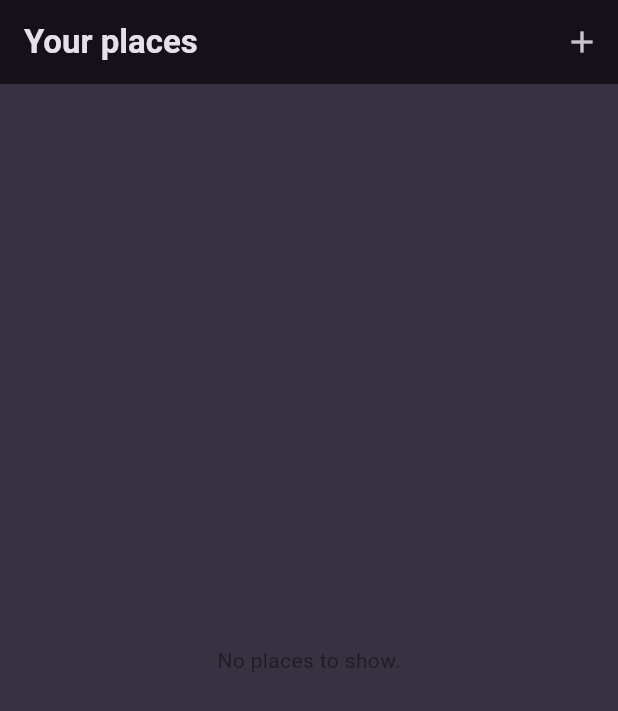
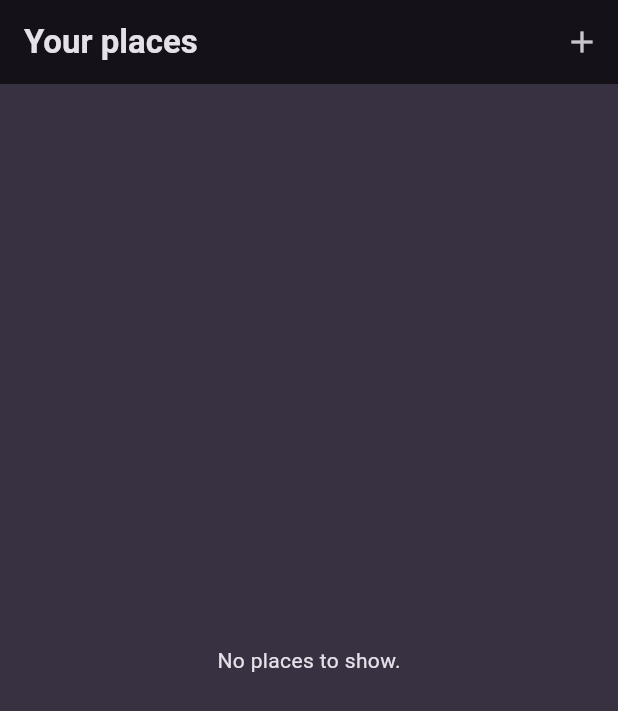
Before and after one commit to kondetisidhartha/flutter-projects, a Flutter app: the screen it shows after launch, on a phone screen of 412 x 824 dp. Shown: the top 711 px of the screen. Run offline on Flutter 3.47's test engine with Material 3 defaults, Android fonts, the phone set to English and light mode, and no system bars; our stand-ins replace flutter_riverpod, google_fonts, transparent_image.

Commit message:
challenge refactor

```diff
--- a/07.favourite_places/lib/models/place.dart
+++ b/07.favourite_places/lib/models/place.dart
@@ -1,5 +1,9 @@
+import 'package:uuid/uuid.dart';
+
+const uuid = Uuid();
+
 class Place {
-  const Place({required this.id, required this.name});
+  Place({required this.name}) : id = uuid.v4();
 
   final String id;
   final String name;
--- a/07.favourite_places/lib/providers/places_provider.dart
+++ b/07.favourite_places/lib/providers/places_provider.dart
@@ -10,7 +10,7 @@ class PlacesNotifier extends StateNotifier<List<Place>> {
   void updatePlaces(String place) {
     state = [
       ...state,
-      Place(id: uuid.v4(), name: place),
+      Place(name: place),
     ];
   }
 }
--- /dev/null
+++ b/07.favourite_places/lib/utils/custom_colors.dart
@@ -0,0 +1,15 @@
+import 'package:flutter/material.dart';
+
+TextStyle bodyMediumOnBackground(BuildContext context) {
+  return Theme.of(context)
+      .textTheme
+      .bodyMedium!
+      .copyWith(color: Theme.of(context).colorScheme.onBackground);
+}
+
+TextStyle titleMediumOnBackground(BuildContext context) {
+  return Theme.of(context)
+      .textTheme
+      .titleMedium!
+      .copyWith(color: Theme.of(context).colorScheme.onBackground);
+}
--- a/07.favourite_places/lib/widgets/places_list.dart
+++ b/07.favourite_places/lib/widgets/places_list.dart
@@ -1,6 +1,7 @@
 import 'package:favourite_places/models/place.dart';
 import 'package:favourite_places/providers/places_provider.dart';
 import 'package:favourite_places/screens/place_detail.dart';
+import 'package:favourite_places/utils/custom_colors.dart';
 import 'package:flutter/material.dart';
 import 'package:flutter_riverpod/flutter_riverpod.dart';
 
@@ -22,8 +23,11 @@ class PlacesList extends ConsumerWidget {
     }
 
     return addedPlaces.isEmpty
-        ? const Center(
-            child: Text('No places to show.'),
+        ? Center(
+            child: Text(
+              'No places to show.',
+              style: bodyMediumOnBackground(context),
+            ),
           )
         : ListView.builder(
             itemCount: addedPlaces.length,
```
Also changed, not shown: 07.favourite_places/lib/screens/add_place.dart (+22 -13 lines), 07.favourite_places/lib/screens/place_detail.dart (+7 -1 lines).
